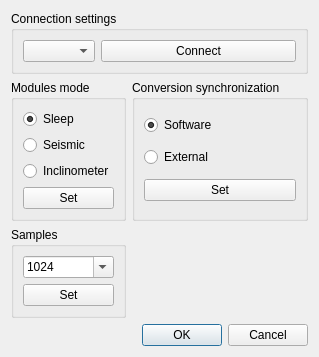
Above: settingsdialog.ui from stepankuzmin/mole before the change. Below: the same form after it.
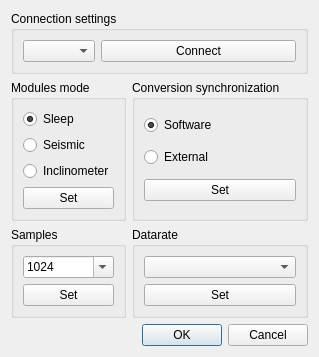
That is the form after the change.

The edit to the form file:
```diff
--- a/settingsdialog.ui
+++ b/settingsdialog.ui
@@ -147,6 +147,25 @@
        </layout>
       </widget>
      </item>
+     <item row="1" column="1">
+      <widget class="QGroupBox" name="datarateGroupBox">
+       <property name="title">
+        <string>Datarate</string>
+       </property>
+       <layout class="QVBoxLayout" name="verticalLayout_5">
+        <item>
+         <widget class="QComboBox" name="datarateComboBox"/>
+        </item>
+        <item>
+         <widget class="QPushButton" name="setDataratePushButton">
+          <property name="text">
+           <string>Set</string>
+          </property>
+         </widget>
+        </item>
+       </layout>
+      </widget>
+     </item>
     </layout>
    </item>
    <item>
```
Left out of the diff: 10 changed lines with no effect on the pictures.
